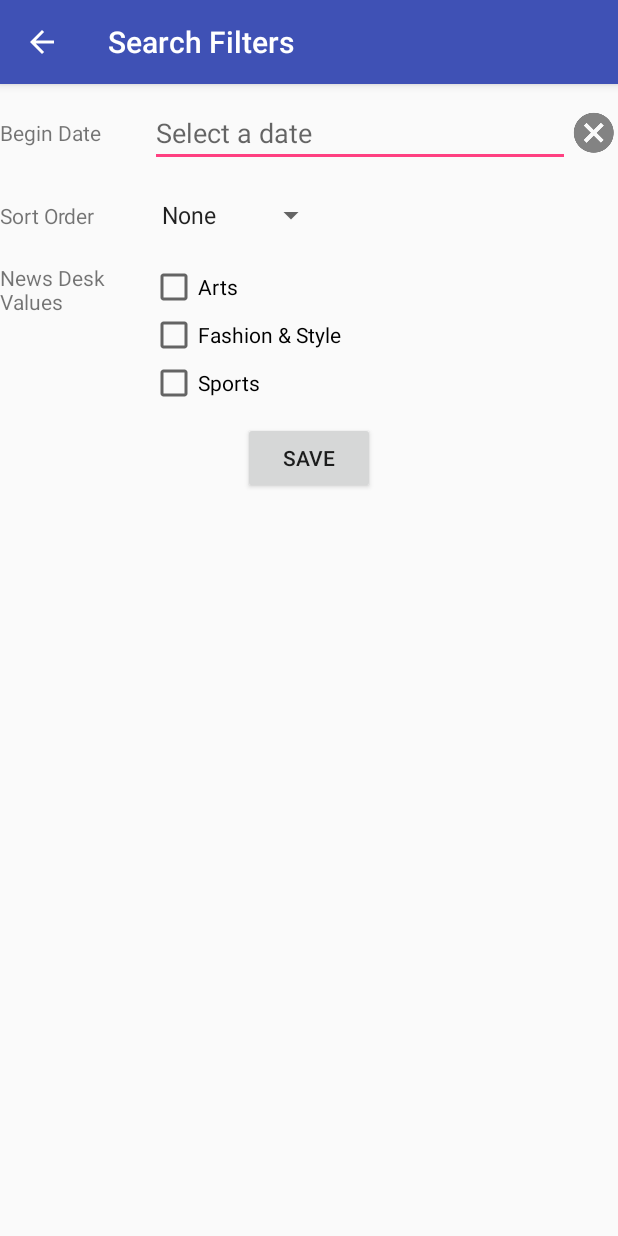
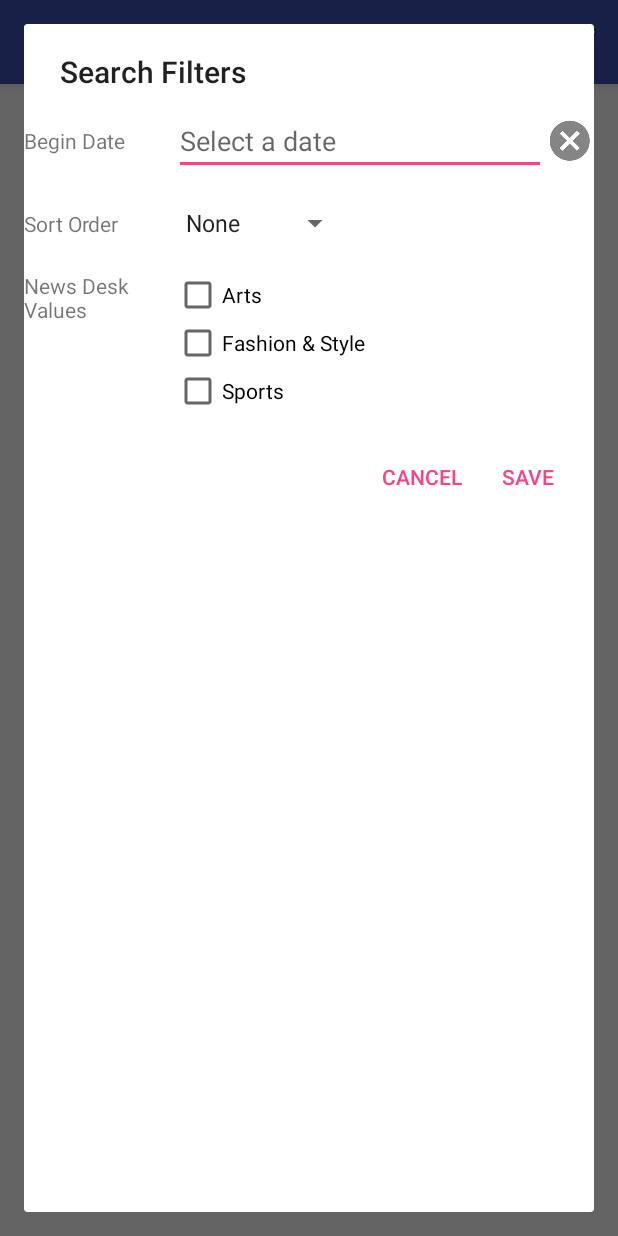
Before and after one commit to heyhuyen/codepath-nytimes-search, an Android app: the screen it shows after launch (FilterOptionsActivity before the commit, SearchActivity after it), after a tap on "Filter", on a phone screen of 412 x 824 dp. Run offline under Robolectric (Android 15) with nearby library versions, the phone set to English and light mode, and no system bars; our stand-ins replace Picasso; libraries missing offline, so code that uses them is left out: com.loopj.android, cz.msebera.android, org.parceler; pictures from the network do not load; 11 statements that could not run were skipped; 1 other tap on this screen came first.

Commit message:
Use Parceler library + convert filter activity to modal overlay

```diff
--- a/app/build.gradle
+++ b/app/build.gradle
@@ -1,4 +1,5 @@
 apply plugin: 'com.android.application'
+apply plugin: 'com.neenbedankt.android-apt'
 
 android {
     compileSdkVersion 24
@@ -39,4 +40,7 @@ dependencies {
     compile 'com.squareup.picasso:picasso:2.5.2'
     compile 'com.google.guava:guava:20.0-rc1'
     testCompile 'junit:junit:4.12'
+    compile 'org.parceler:parceler-api:1.1.1'
+    apt 'org.parceler:parceler:1.1.1'
+
 }
--- a/app/src/main/java/com/huyentran/nytsearch/activities/ArticleActivity.java
+++ b/app/src/main/java/com/huyentran/nytsearch/activities/ArticleActivity.java
@@ -16,7 +16,8 @@ import android.webkit.WebViewClient;
 import com.huyentran.nytsearch.R;
 import com.huyentran.nytsearch.model.Article;
 
-import static com.huyentran.nytsearch.R.id.wvArticle;
+import org.parceler.Parcels;
+
 import static com.huyentran.nytsearch.utils.Constants.ARTICLE_KEY;
 
 /**
@@ -36,7 +37,7 @@ public class ArticleActivity extends AppCompatActivity {
         setSupportActionBar(toolbar);
         getSupportActionBar().setDisplayHomeAsUpEnabled(true);
 
-        Article article = (Article) getIntent().getSerializableExtra(ARTICLE_KEY);
+        Article article = Parcels.unwrap(getIntent().getParcelableExtra(ARTICLE_KEY));
         this.webView = (WebView) findViewById(R.id.wvArticle);
         this.webView.setWebViewClient(new WebViewClient() {
             @Override
--- a/app/src/main/java/com/huyentran/nytsearch/activities/FilterOptionsActivity.java
+++ /dev/null
@@ -1,180 +0,0 @@
-package com.huyentran.nytsearch.activities;
-
-import android.app.DatePickerDialog;
-import android.content.Intent;
-import android.os.Bundle;
-import android.support.v7.app.AppCompatActivity;
-import android.support.v7.widget.Toolbar;
-import android.text.TextUtils;
-import android.view.View;
-import android.widget.ArrayAdapter;
-import android.widget.CheckBox;
-import android.widget.DatePicker;
-import android.widget.EditText;
-import android.widget.ImageButton;
-import android.widget.Spinner;
-
-import com.huyentran.nytsearch.R;
-import com.huyentran.nytsearch.fragments.DatePickerFragment;
-import com.huyentran.nytsearch.model.FilterSettings;
-import com.huyentran.nytsearch.utils.DateUtils;
-
-import java.util.Calendar;
-import java.util.HashSet;
-
-import static com.huyentran.nytsearch.utils.Constants.DATE_PICKER_KEY;
-import static com.huyentran.nytsearch.utils.Constants.EMPTY;
-import static com.huyentran.nytsearch.utils.Constants.FILTER_SETTINGS_KEY;
-
-/**
- * Activity for setting advanced search filter options.
- */
-public class FilterOptionsActivity extends AppCompatActivity
-        implements DatePickerDialog.OnDateSetListener{
-
-    private static final String NEWS_DESK_ARTS = "Arts";
-    private static final String NEWS_DESK_FASHION = "Fashion & Style";
-    private static final String NEWS_DESK_SPORTS = "Sports";
-
-    private EditText etBeginDate;
-    private ImageButton btnClearBeginDate;
-    private Spinner spSortOrder;
-    private CheckBox cbArts;
-    private CheckBox cbFashion;
-    private CheckBox cbSports;
-
-    private FilterSettings filterSettings;
-
-    @Override
-    protected void onCreate(Bundle savedInstanceState) {
-        super.onCreate(savedInstanceState);
-        setContentView(R.layout.activity_filter_options);
-        Toolbar toolbar = (Toolbar) findViewById(R.id.toolbar);
-        setSupportActionBar(toolbar);
-        getSupportActionBar().setDisplayHomeAsUpEnabled(true);
-
-        this.filterSettings =
-                (FilterSettings) getIntent().getSerializableExtra(FILTER_SETTINGS_KEY);
-
-        setupViews();
-    }
-
-    /**
-     * Wiring and setup of view and view-related components.
-     */
-    private void setupViews() {
-        setupBeginDate();
-        setupSortSpinner();
-        setupNewsDeskCheckboxes();
-    }
-
-    private void setupBeginDate() {
-        this.etBeginDate = (EditText) findViewById(R.id.etBeginDate);
-        String beginDate = this.filterSettings.getBeginDate();
-        if (!TextUtils.isEmpty(beginDate)) {
-            this.etBeginDate.setText(beginDate);
-        }
-        this.etBeginDate.setOnClickListener(new View.OnClickListener() {
-            @Override
-            public void onClick(View v) {
-                showDatePickerDialog();
-            }
-        });
-
-        this.btnClearBeginDate = (ImageButton) findViewById(R.id.btnClearBeginDate);
-        this.btnClearBeginDate.setOnClickListener(new View.OnClickListener() {
-            @Override
-            public void onClick(View v) {
-                // clear begin date text
-                etBeginDate.setText(EMPTY);
-            }
-        });
-    }
-
-    private void showDatePickerDialog() {
-        DatePickerFragment newFragment =
-                DatePickerFragment.newInstance(this.etBeginDate.getText().toString());
-        newFragment.show(getSupportFragmentManager(), DATE_PICKER_KEY);
-    }
-
-    @Override
-    public void onDateSet(DatePicker view, int year, int monthOfYear, int dayOfMonth) {
-        final Calendar c = Calendar.getInstance();
-        c.set(Calendar.YEAR, year);
-        c.set(Calendar.MONTH, monthOfYear);
-        c.set(Calendar.DAY_OF_MONTH, dayOfMonth);
-
-        this.etBeginDate.setText(DateUtils.getStringFromDate(c));
-    }
-
-    private void setupSortSpinner() {
-        this.spSortOrder = (Spinner) findViewById(R.id.spSortOrder);
-        ArrayAdapter<CharSequence> adapter = ArrayAdapter.createFromResource(this,
-                R.array.sort_order_array, android.R.layout.simple_spinner_item);
-        adapter.setDropDownViewResource(android.R.layout.simple_spinner_dropdown_item);
-        this.spSortOrder.setAdapter(adapter);
-        FilterSettings.SortOrder sortSetting = this.filterSettings.getSortOrder();
-        this.spSortOrder.setSelection(sortSetting.ordinal());
-    }
-
-    private void setupNewsDeskCheckboxes() {
-        this.cbArts = (CheckBox) findViewById(R.id.cbArts);
-        this.cbFashion = (CheckBox) findViewById(R.id.cbFashion);
-        this.cbSports = (CheckBox) findViewById(R.id.cbSports);
-
-        HashSet<String> newsDeskValues = this.filterSettings.getNewsDeskValues();
-        if (newsDeskValues.contains(NEWS_DESK_ARTS)) {
-            this.cbArts.setChecked(true);
-        }
-        if (newsDeskValues.contains(NEWS_DESK_FASHION)) {
-            this.cbFashion.setChecked(true);
-        }
-        if (newsDeskValues.contains(NEWS_DESK_SPORTS)) {
-            this.cbSports.setChecked(true);
-        }
-
-        this.cbArts.setOnClickListener(new View.OnClickListener() {
-            @Override
-            public void onClick(View v) {
-                if (cbArts.isChecked()) {
-                    filterSettings.addNewsDeskValue(NEWS_DESK_ARTS);
-                } else {
-                    filterSettings.removeNewsDeskValue(NEWS_DESK_ARTS);
-                }
-            }
-        });
-        this.cbFashion.setOnClickListener(new View.OnClickListener() {
-            @Override
-            public void onClick(View v) {
-                if (cbFashion.isChecked()) {
-                    filterSettings.addNewsDeskValue(NEWS_DESK_FASHION);
-                } else {
-                    filterSettings.removeNewsDeskValue(NEWS_DESK_FASHION);
-                }
-            }
-        });
-        this.cbSports.setOnClickListener(new View.OnClickListener() {
-            @Override
-            public void onClick(View v) {
-                if (cbSports.isChecked()) {
-                    filterSettings.addNewsDeskValue(NEWS_DESK_SPORTS);
-                } else {
-                    filterSettings.removeNewsDeskValue(NEWS_DESK_SPORTS);
-                }
-            }
-        });
-    }
-
-    public void onSave(View view) {
-        String beginDate = this.etBeginDate.getText().toString();
-        this.filterSettings.setBeginDate(beginDate);
-
-        this.filterSettings.setSortOrder(FilterSettings.SortOrder.valueOf(
-                this.spSortOrder.getSelectedItem().toString().toUpperCase()));
-
-        Intent data = new Intent();
-        data.putExtra(FILTER_SETTINGS_KEY, this.filterSettings);
-        setResult(RESULT_OK, data);
-        this.finish();
-    }
-}
--- a/app/src/main/java/com/huyentran/nytsearch/activities/SearchActivity.java
+++ b/app/src/main/java/com/huyentran/nytsearch/activities/SearchActivity.java
@@ -6,6 +6,7 @@ import android.net.ConnectivityManager;
 import android.net.NetworkInfo;
 import android.os.Bundle;
 import android.support.design.widget.Snackbar;
+import android.support.v4.app.DialogFragment;
 import android.support.v4.view.MenuItemCompat;
 import android.support.v7.app.AppCompatActivity;
 import android.support.v7.widget.RecyclerView;
@@ -21,6 +22,7 @@ import com.huyentran.nytsearch.R;
 import com.huyentran.nytsearch.adapters.ArticleArrayAdapter;
 import com.huyentran.nytsearch.adapters.EndlessRecyclerViewScrollListener;
 import com.huyentran.nytsearch.adapters.SpacesItemDecoration;
+import com.huyentran.nytsearch.fragments.FilterOptionsDialogFragment;
 import com.huyentran.nytsearch.model.Article;
 import com.huyentran.nytsearch.model.FilterSettings;
 import com.huyentran.nytsearch.net.ArticleClient;
@@ -30,6 +32,7 @@ import com.loopj.android.http.JsonHttpResponseHandler;
 import org.json.JSONArray;
 import org.json.JSONException;
 import org.json.JSONObject;
+import org.parceler.Parcels;
 
 import java.io.IOException;
 import java.util.ArrayList;
@@ -41,11 +44,14 @@ import static com.huyentran.nytsearch.utils.Constants.*;
 /**
  * Main activity for searching for and displaying article results.
  */
-public class SearchActivity extends AppCompatActivity {
+public class SearchActivity extends AppCompatActivity
+        implements FilterOptionsDialogFragment.FilterOptionsFragmentListener{
+
     private static final int GRID_NUM_COLUMNS = 4;
     private static final int GRID_SPACE_SIZE = 5;
     private static final int FIRST_PAGE = 0;
     private static final int PAGE_MAX = 2; // TODO: lower for now
+    private static final String FILTER_OPTIONS_FRAGMENT_TAG = "fragment_filter_options";
 
     private SearchView searchView;
     private RecyclerView rvArticles;
@@ -191,30 +197,30 @@ public class SearchActivity extends AppCompatActivity {
     private void launchArticleView(int position) {
         Intent intent = new Intent(getApplicationContext(), ArticleActivity.class);
         Article article = articles.get(position);
-        intent.putExtra(ARTICLE_KEY, article);
+        intent.putExtra(ARTICLE_KEY, Parcels.wrap(article));
         startActivity(intent);
     }
 
     /**
-     * Launches {@link FilterOptionsActivity}.
+     * Launches {@link FilterOptionsDialogFragment} modal overlay.
      */
     private void launchFilterOptions() {
-        Intent intent = new Intent(getApplicationContext(), FilterOptionsActivity.class);
-        intent.putExtra(FILTER_SETTINGS_KEY, this.filterSettings);
-        startActivityForResult(intent, FILTER_CODE);
+        FilterOptionsDialogFragment filterOptionsDialogFragment =
+                FilterOptionsDialogFragment.newInstance(new FilterSettings(this.filterSettings));
+        filterOptionsDialogFragment.setStyle(
+                DialogFragment.STYLE_NORMAL, R.style.Dialog_FullScreen);
+        filterOptionsDialogFragment.show(getSupportFragmentManager(), FILTER_OPTIONS_FRAGMENT_TAG);
     }
 
     @Override
-    protected void onActivityResult(int requestCode, int resultCode, Intent data) {
-        if (resultCode == RESULT_OK && requestCode == FILTER_CODE) {
-            FilterSettings filterSettings =
-                    (FilterSettings) data.getSerializableExtra(FILTER_SETTINGS_KEY);
-            boolean filtersChanged = !this.filterSettings.equals(filterSettings);
-            if (filtersChanged) {
-                this.filterSettings = filterSettings;
-                if (this.articleArrayAdapter.getItemCount() != 0) {
-                    articleSearch(this.searchView.getQuery().toString(), FIRST_PAGE);
-                }
+    public void onFinishFilterDialog(FilterSettings filterSettings) {
+        boolean filtersChanged = !this.filterSettings.equals(filterSettings);
+        Log.d("DEBUG", "filter changesd " + filtersChanged);
+        if (filtersChanged) {
+            this.filterSettings = filterSettings;
+            if (this.articleArrayAdapter.getItemCount() != 0) {
+                Log.d("DEBUG", "refresh!");
+                articleSearch(this.searchView.getQuery().toString(), FIRST_PAGE);
             }
         }
     }
--- a/app/src/main/java/com/huyentran/nytsearch/fragments/DatePickerFragment.java
+++ b/app/src/main/java/com/huyentran/nytsearch/fragments/DatePickerFragment.java
@@ -48,9 +48,9 @@ public class DatePickerFragment extends DialogFragment {
         int month = date.get(Calendar.MONTH);
         int day = date.get(Calendar.DAY_OF_MONTH);
 
-        // Activity needs to implement this interface
+        // parent needs to implement this interface
         DatePickerDialog.OnDateSetListener listener =
-                (DatePickerDialog.OnDateSetListener) getActivity();
+                (DatePickerDialog.OnDateSetListener) getTargetFragment();
 
         // Create a new instance of DatePickerDialog and return it
         DatePickerDialog dialog = new DatePickerDialog(getActivity(),
--- /dev/null
+++ b/app/src/main/java/com/huyentran/nytsearch/fragments/FilterOptionsDialogFragment.java
@@ -0,0 +1,227 @@
+package com.huyentran.nytsearch.fragments;
+
+import android.app.DatePickerDialog;
+import android.app.Dialog;
+import android.content.DialogInterface;
+import android.os.Bundle;
+import android.support.v4.app.DialogFragment;
+import android.support.v7.app.AlertDialog;
+import android.text.TextUtils;
+import android.view.LayoutInflater;
+import android.view.View;
+import android.view.ViewGroup;
+import android.view.WindowManager;
+import android.widget.ArrayAdapter;
+import android.widget.CheckBox;
+import android.widget.DatePicker;
+import android.widget.EditText;
+import android.widget.ImageButton;
+import android.widget.Spinner;
+
+import com.huyentran.nytsearch.R;
+import com.huyentran.nytsearch.model.FilterSettings;
+import com.huyentran.nytsearch.utils.DateUtils;
+
+import org.parceler.Parcels;
+
+import java.util.Calendar;
+import java.util.HashSet;
+
+import static com.huyentran.nytsearch.utils.Constants.DATE_PICKER_KEY;
+import static com.huyentran.nytsearch.utils.Constants.EMPTY;
+import static com.huyentran.nytsearch.utils.Constants.FILTER_SETTINGS_KEY;
+
+/**
+ * Dialog Fragment for setting advanced search filter options.
+ */
+public class FilterOptionsDialogFragment extends DialogFragment
+        implements DatePickerDialog.OnDateSetListener {
+
+    private static final int DATE_PICKER_REQUEST = 500;
+    private static final String NEWS_DESK_ARTS = "Arts";
+    private static final String NEWS_DESK_FASHION = "Fashion & Style";
+    private static final String NEWS_DESK_SPORTS = "Sports";
+
+    private EditText etBeginDate;
+    private Spinner spSortOrder;
+    private CheckBox cbArts;
+    private CheckBox cbFashion;
+    private CheckBox cbSports;
+
+    private FilterSettings filterSettings;
+    private FilterOptionsFragmentListener listener;
+
+    public interface FilterOptionsFragmentListener {
+        void onFinishFilterDialog(FilterSettings filterSettings);
+    }
+
+    public FilterOptionsDialogFragment() {
+        // empty constructor
+    }
+
+    public static FilterOptionsDialogFragment newInstance(FilterSettings filterSettings) {
+        FilterOptionsDialogFragment fragment = new FilterOptionsDialogFragment();
+        Bundle args = new Bundle();
+        args.putParcelable(FILTER_SETTINGS_KEY, Parcels.wrap(filterSettings));
+        fragment.setArguments(args);
+        return fragment;
+    }
+
+    @Override
+    public Dialog onCreateDialog(Bundle savedInstanceState) {
+        this.filterSettings = Parcels.unwrap(getArguments().getParcelable(FILTER_SETTINGS_KEY));
+        this.listener = (FilterOptionsFragmentListener) getActivity();
+
+        AlertDialog.Builder alertDialogBuilder = new AlertDialog.Builder(getActivity());
+        LayoutInflater inflater = getActivity().getLayoutInflater();
+        final View view = inflater.inflate(R.layout.fragment_filter_options, null);
+        setupViews(view);
+        alertDialogBuilder.setTitle(getResources().getString(R.string.filter_name));
+        alertDialogBuilder.setView(view);
+        alertDialogBuilder.setPositiveButton(getResources().getString(R.string.save),
+                new DialogInterface.OnClickListener() {
+                    @Override
+                    public void onClick(DialogInterface dialog, int which) {
+                        // on success
+                        String beginDate = etBeginDate.getText().toString();
+                        filterSettings.setBeginDate(beginDate);
+
+                        filterSettings.setSortOrder(FilterSettings.SortOrder.valueOf(
+                                spSortOrder.getSelectedItem().toString().toUpperCase()));
+
+                        listener.onFinishFilterDialog(filterSettings);
+                        dismiss();
+                    }
+                }
+        );
+        alertDialogBuilder.setNegativeButton(getResources().getString(R.string.cancel),
+                new DialogInterface.OnClickListener() {
+                    @Override
+                    public void onClick(DialogInterface dialog, int which) {
+                        dialog.dismiss();
+                    }
+                }
+        );
+
+        return alertDialogBuilder.create();
+    }
+
+    /**
+     * Wiring and setup of view and view-related components.
+     */
+    private void setupViews(View view) {
+        setupBeginDate(view);
+        setupSortSpinner(view);
+        setupNewsDeskCheckboxes(view);
+    }
+
+    private void setupBeginDate(View view) {
+        this.etBeginDate = (EditText) view.findViewById(R.id.etBeginDate);
+        String beginDate = this.filterSettings.getBeginDate();
+        if (!TextUtils.isEmpty(beginDate)) {
+            this.etBeginDate.setText(beginDate);
+        }
+        this.etBeginDate.setOnClickListener(new View.OnClickListener() {
+            @Override
+            public void onClick(View v) {
+                showDatePickerDialog();
+            }
+        });
+
+        ImageButton btnClearBeginDate = (ImageButton) view.findViewById(R.id.btnClearBeginDate);
+        btnClearBeginDate.setOnClickListener(new View.OnClickListener() {
+            @Override
+            public void onClick(View v) {
+                // clear begin date text
+                etBeginDate.setText(EMPTY);
+            }
+        });
+    }
+
+    private void showDatePickerDialog() {
+        DatePickerFragment dpFragment =
+                DatePickerFragment.newInstance(this.etBeginDate.getText().toString());
+        dpFragment.setTargetFragment(FilterOptionsDialogFragment.this, DATE_PICKER_REQUEST);
+        dpFragment.show(getFragmentManager(), DATE_PICKER_KEY);
+    }
+
+    @Override
+    public void onDateSet(DatePicker view, int year, int monthOfYear, int dayOfMonth) {
+        final Calendar c = Calendar.getInstance();
+        c.set(Calendar.YEAR, year);
+        c.set(Calendar.MONTH, monthOfYear);
+        c.set(Calendar.DAY_OF_MONTH, dayOfMonth);
+
+        this.etBeginDate.setText(DateUtils.getStringFromDate(c));
+    }
+
+    private void setupSortSpinner(View view) {
+        this.spSortOrder = (Spinner) view.findViewById(R.id.spSortOrder);
+        ArrayAdapter<CharSequence> adapter = ArrayAdapter.createFromResource(getContext(),
+                R.array.sort_order_array, android.R.layout.simple_spinner_item);
+        adapter.setDropDownViewResource(android.R.layout.simple_spinner_dropdown_item);
+        this.spSortOrder.setAdapter(adapter);
+        FilterSettings.SortOrder sortSetting = this.filterSettings.getSortOrder();
+        this.spSortOrder.setSelection(sortSetting.ordinal());
+    }
+
+    private void setupNewsDeskCheckboxes(View view) {
+        this.cbArts = (CheckBox) view.findViewById(R.id.cbArts);
+        this.cbFashion = (CheckBox) view.findViewById(R.id.cbFashion);
+        this.cbSports = (CheckBox) view.findViewById(R.id.cbSports);
+
+        HashSet<String> newsDeskValues = this.filterSettings.getNewsDeskValues();
+        if (newsDeskValues.contains(NEWS_DESK_ARTS)) {
+            this.cbArts.setChecked(true);
+        }
+        if (newsDeskValues.contains(NEWS_DESK_FASHION)) {
+            this.cbFashion.setChecked(true);
+        }
+        if (newsDeskValues.contains(NEWS_DESK_SPORTS)) {
+            this.cbSports.setChecked(true);
+        }
+
+        this.cbArts.setOnClickListener(new View.OnClickListener() {
+            @Override
+            public void onClick(View v) {
+                if (cbArts.isChecked()) {
+                    filterSettings.addNewsDeskValue(NEWS_DESK_ARTS);
+                } else {
+                    filterSettings.removeNewsDeskValue(NEWS_DESK_ARTS);
+                }
+            }
+        });
+        this.cbFashion.setOnClickListener(new View.OnClickListener() {
+            @Override
+            public void onClick(View v) {
+                if (cbFashion.isChecked()) {
+                    filterSettings.addNewsDeskValue(NEWS_DESK_FASHION);
+                } else {
+                    filterSettings.removeNewsDeskValue(NEWS_DESK_FASHION);
+                }
+            }
+        });
+        this.cbSports.setOnClickListener(new View.OnClickListener() {
+            @Override
+            public void onClick(View v) {
+                if (cbSports.isChecked()) {
+                    filterSettings.addNewsDeskValue(NEWS_DESK_SPORTS);
+                } else {
+                    filterSettings.removeNewsDeskValue(NEWS_DESK_SPORTS);
+                }
+            }
+        });
+    }
+
+    @Override
+    public void onResume() {
+        // Get existing layout params for the window
+        ViewGroup.LayoutParams params = getDialog().getWindow().getAttributes();
+        // Assign window properties to fill the parent
+        params.width = WindowManager.LayoutParams.MATCH_PARENT;
+        params.height = WindowManager.LayoutParams.MATCH_PARENT;
+        getDialog().getWindow().setAttributes((android.view.WindowManager.LayoutParams) params);
+        // Call super onResume after sizing
+        super.onResume();
+    }
+}
--- a/app/src/main/java/com/huyentran/nytsearch/model/FilterSettings.java
+++ b/app/src/main/java/com/huyentran/nytsearch/model/FilterSettings.java
@@ -1,6 +1,8 @@
 package com.huyentran.nytsearch.model;
 
-import java.io.Serializable;
+import org.parceler.Parcel;
+import org.parceler.ParcelConstructor;
+
 import java.util.HashSet;
 
 import static com.huyentran.nytsearch.model.FilterSettings.SortOrder.NONE;
@@ -9,16 +11,18 @@ import static com.huyentran.nytsearch.utils.Constants.EMPTY;
 /**
  * Model for search filter settings.
  */
-public class FilterSettings implements Serializable {
+@Parcel
+public class FilterSettings {
+
     public enum SortOrder {
         NONE,
         NEWEST,
         OLDEST
-    };
+    }
 
-    private String beginDate;
-    private SortOrder sortOrder;
-    private HashSet<String> newsDeskValues;
+    String beginDate;
+    SortOrder sortOrder;
+    HashSet<String> newsDeskValues;
 
     public FilterSettings() {
         this.beginDate = EMPTY;
--- a/app/src/main/res/layout/activity_filter_options.xml
+++ b/app/src/main/res/layout/fragment_filter_options.xml
@@ -4,26 +4,10 @@
                 android:layout_width="match_parent"
                 android:layout_height="match_parent">
 
-    <android.support.design.widget.AppBarLayout
-        android:id="@+id/toolbarLayout"
-        android:layout_width="match_parent"
-        android:layout_height="wrap_content"
-        android:theme="@style/AppTheme.AppBarOverlay">
-
-        <android.support.v7.widget.Toolbar
-            android:id="@+id/toolbar"
-            android:layout_width="match_parent"
-            android:layout_height="?attr/actionBarSize"
-            android:background="?attr/colorPrimary"
-            app:popupTheme="@style/AppTheme.PopupOverlay"/>
-
-    </android.support.design.widget.AppBarLayout>
-
     <RelativeLayout
         android:id="@+id/rowBeginDate"
         android:layout_width="match_parent"
         android:layout_height="wrap_content"
-        android:layout_below="@id/toolbarLayout"
         android:paddingTop="@dimen/filter_row_padding"
         android:paddingBottom="@dimen/filter_row_padding">
 
@@ -41,7 +25,6 @@
             android:layout_alignParentEnd="true"
             android:layout_centerVertical="true"
             app:srcCompat="@drawable/ic_cancel"
-            android:onClick="clearBeginDate"
             android:background="@color/colorTransparent"/>
 
         <EditText
@@ -113,13 +96,4 @@
                 android:text="@string/sports"/>
         </LinearLayout>
     </LinearLayout>
-
-    <Button
-        android:id="@+id/btnSave"
-        android:layout_width="wrap_content"
-        android:layout_height="wrap_content"
-        android:layout_below="@+id/rowNewsDesk"
-        android:layout_centerHorizontal="true"
-        android:text="@string/save"
-        android:onClick="onSave" />
 </RelativeLayout>
--- a/app/src/main/res/values/strings.xml
+++ b/app/src/main/res/values/strings.xml
@@ -14,6 +14,7 @@
     <string name="sort_order">Sort Order</string>
     <string name="news_desk">News Desk Values</string>
     <string name="save">Save</string>
+    <string name="cancel">Cancel</string>
     <string name="sort_none">None</string>
     <string name="sort_oldest">Oldest</string>
     <string name="sort_newest">Newest</string>
--- a/app/src/main/res/values/styles.xml
+++ b/app/src/main/res/values/styles.xml
@@ -22,4 +22,9 @@
         <item name="android:datePickerMode">spinner</item>
     </style>
 
+    <style name="Dialog.FullScreen" parent="Theme.AppCompat.Dialog">
+        <item name="android:padding">0dp</item>
+        <item name="android:windowBackground">@android:color/white</item>
+    </style>
+
 </resources>
--- a/build.gradle
+++ b/build.gradle
@@ -6,6 +6,7 @@ buildscript {
     }
     dependencies {
         classpath 'com.android.tools.build:gradle:2.2.0'
+        classpath 'com.neenbedankt.gradle.plugins:android-apt:1.8'
 
         // NOTE: Do not place your application dependencies here; they belong
         // in the individual module build.gradle files
```
Also changed, not shown: app/src/main/AndroidManifest.xml (+0 -7 lines), app/src/main/java/com/huyentran/nytsearch/model/Article.java (+13 -6 lines), 1 other file.
